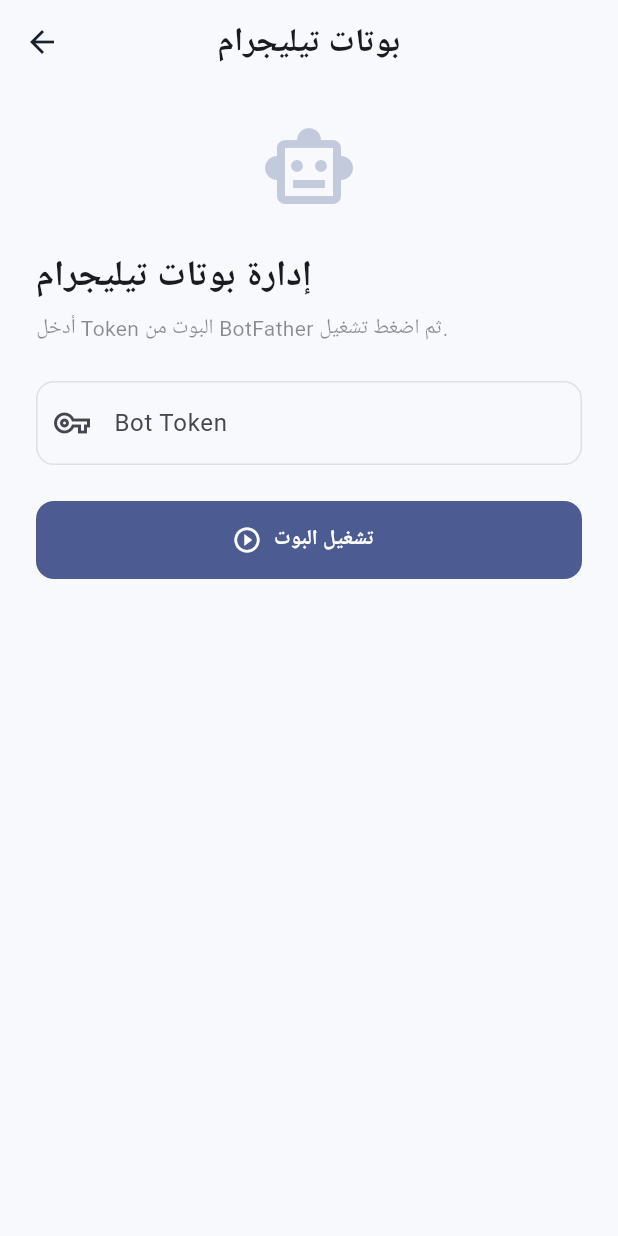
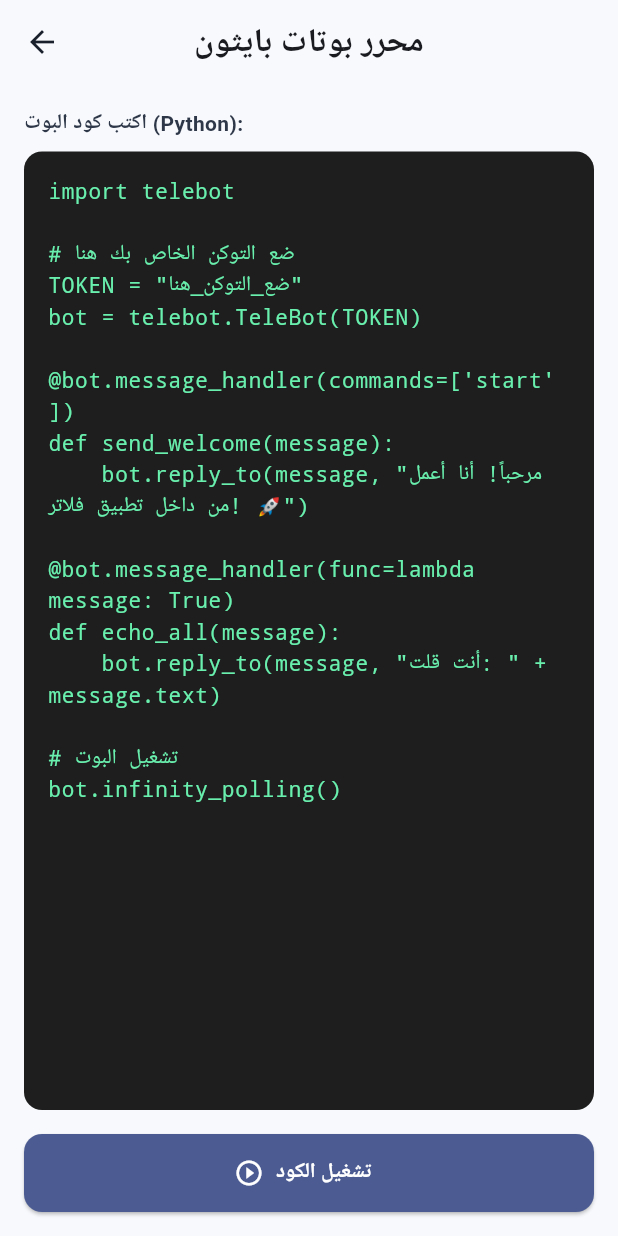
Before and after one commit to helpterooai-ops/local-server-, a Flutter app: the TelegramBotsScreen screen opened directly, on a phone screen of 412 x 824 dp. Run offline on Flutter 3.47's test engine with Material 3 defaults, Android fonts, the phone set to English and light mode, and no system bars; our stand-ins replace file_picker, firebase_auth, firebase_core, flutter_highlight, flutter_local_notifications, google_fonts and 2 more; missing offline and left inert: flutter_background_service, flutter_background_service_android, flutter_code_editor, highlight, shelf_router, teledart; accounts and stored records are empty.

Commit message:
إضافة محرك بايثون وتشغيل البوتات في الخلفية مع وضع التجربة

```diff
--- a/lib/screens/telegram_bots_screen.dart
+++ b/lib/screens/telegram_bots_screen.dart
@@ -1,6 +1,6 @@
 import 'package:flutter/material.dart';
+import 'package:flutter/services.dart';
 import 'package:google_fonts/google_fonts.dart';
-import '../services/telegram_service.dart';
 
 class TelegramBotsScreen extends StatefulWidget {
   const TelegramBotsScreen({super.key});
@@ -10,52 +10,73 @@
 }
 
 class _TelegramBotsScreenState extends State<TelegramBotsScreen> {
-  final TelegramBotService _botService = TelegramBotService();
-  final TextEditingController _tokenController = TextEditingController();
+  static const platform = MethodChannel('com.bot_maker/python_channel');
+
+  final TextEditingController _codeController = TextEditingController();
   bool _isLoading = false;
   bool _isRunning = false;
-  String? _errorMessage;
+  String? _consoleMessage;
 
   @override
   void initState() {
     super.initState();
-    _isRunning = _botService.isRunning;
+    // قالب كود بايثون جاهز لبوت تيليجرام
+    _codeController.text = '''import telebot
+
+# ضع التوكن الخاص بك هنا
+TOKEN = "ضع_التوكن_هنا"
+bot = telebot.TeleBot(TOKEN)
+
+@bot.message_handler(commands=['start'])
+def send_welcome(message):
+    bot.reply_to(message, "مرحباً! أنا أعمل من داخل تطبيق فلاتر! 🚀")
+
+@bot.message_handler(func=lambda message: True)
+def echo_all(message):
+    bot.reply_to(message, "أنت قلت: " + message.text)
+
+# تشغيل البوت
+bot.infinity_polling()''';
   }
 
   @override
   void dispose() {
-    _tokenController.dispose();
+    _codeController.dispose();
     super.dispose();
   }
 
   Future<void> _toggleBot() async {
     setState(() {
       _isLoading = true;
-      _errorMessage = null;
+      _consoleMessage = null;
     });
 
     try {
       if (_isRunning) {
-        await _botService.stopBot();
+        // إيقاف البوت
+        final result = await platform.invokeMethod('stopPythonBot');
         setState(() {
           _isRunning = false;
+          _consoleMessage = result;
         });
       } else {
-        final token = _tokenController.text.trim();
-        if (token.isEmpty) {
-          setState(() {
-            _errorMessage = 'الرجاء إدخال Token البوت من BotFather.';
-          });
+        // تشغيل البوت
+        final code = _codeController.text.trim();
+        if (code.isEmpty) {
+          setState(() => _consoleMessage = 'الرجاء إدخال كود بايثون.');
           return;
         }
-        await _botService.startBot(token);
+
+        final result = await platform.invokeMethod('runPythonBot', {'code': code});
         setState(() {
           _isRunning = true;
+          _consoleMessage = result;
         });
       }
-    } catch (e) {
+    } on PlatformException catch (e) {
       setState(() {
-        _errorMessage = 'فشل تشغيل البوت. تأكد من التوكن واتصالك بالإنترنت.';
+        _consoleMessage = 'خطأ: ${e.message}';
+        _isRunning = false;
       });
     } finally {
       setState(() => _isLoading = false);
@@ -71,7 +92,7 @@
       backgroundColor: Theme.of(context).scaffoldBackgroundColor,
       appBar: AppBar(
         title: Text(
-          'بوتات تيليجرام',
+          'محرر بوتات بايثون',
           style: GoogleFonts.ibmPlexSansArabic(
             textStyle: textTheme.titleLarge?.copyWith(
               fontWeight: FontWeight.w700,
@@ -80,100 +101,69 @@
           ),
         ),
       ),
-      body: SingleChildScrollView(
-        padding: const EdgeInsets.all(24.0),
+      body: Padding(
+        padding: const EdgeInsets.all(16.0),
         child: Column(
           crossAxisAlignment: CrossAxisAlignment.start,
           children: [
-            // أيقونة
-            Center(
-              child: Icon(
-                Icons.smart_toy_outlined,
-                size: 64,
-                color: colorScheme.primary.withValues(alpha: 0.3),
-              ),
-            ),
-            const SizedBox(height: 24),
             Text(
-              'إدارة بوتات تيليجرام',
+              'اكتب كود البوت (Python):',
               style: GoogleFonts.ibmPlexSansArabic(
-                textStyle: textTheme.headlineSmall?.copyWith(
-                  fontWeight: FontWeight.w700,
-                  color: colorScheme.onSurface,
-                ),
+                fontWeight: FontWeight.w600,
               ),
             ),
             const SizedBox(height: 8),
-            Text(
-              'أدخل Token البوت من BotFather ثم اضغط تشغيل.',
-              style: GoogleFonts.ibmPlexSansArabic(
-                textStyle: textTheme.bodyMedium?.copyWith(
-                  color: colorScheme.onSurface.withValues(alpha: 0.5),
-                ),
-              ),
-            ),
-            const SizedBox(height: 24),
-
-            // حقل التوكن
-            TextField(
-              controller: _tokenController,
-              textDirection: TextDirection.ltr,
-              decoration: InputDecoration(
-                labelText: 'Bot Token',
-                labelStyle: GoogleFonts.ibmPlexSansArabic(),
-                hintText: '123456:ABC-DEF1234gh...',
-                hintStyle: GoogleFonts.ibmPlexSansArabic(
-                  color: colorScheme.onSurface.withValues(alpha: 0.3),
-                ),
-                prefixIcon: const Icon(Icons.vpn_key_outlined),
-                border: OutlineInputBorder(
+            // محرر الكود
+            Expanded(
+              child: Container(
+                decoration: BoxDecoration(
+                  color: const Color(0xFF1E1E1E),
                   borderRadius: BorderRadius.circular(12),
                 ),
-                enabledBorder: OutlineInputBorder(
-                  borderRadius: BorderRadius.circular(12),
-                  borderSide: BorderSide(
-                    color: colorScheme.outlineVariant.withValues(alpha: 0.5),
+                child: TextField(
+                  controller: _codeController,
+                  maxLines: null,
+                  expands: true,
+                  textDirection: TextDirection.ltr,
+                  style: const TextStyle(
+                    fontFamily: 'monospace',
+                    color: Colors.greenAccent,
+                    fontSize: 14,
                   ),
-                ),
-                focusedBorder: OutlineInputBorder(
-                  borderRadius: BorderRadius.circular(12),
-                  borderSide: BorderSide(
-                    color: colorScheme.primary,
-                    width: 2,
+                  decoration: const InputDecoration(
+                    contentPadding: EdgeInsets.all(16),
+                    border: InputBorder.none,
+                    hintText: 'اكتب كود بايثون هنا...',
+                    hintStyle: TextStyle(color: Colors.grey),
                   ),
                 ),
               ),
             ),
-            const SizedBox(height: 24),
+            const SizedBox(height: 16),
 
-            // رسالة خطأ
-            if (_errorMessage != null)
+            // شاشة الكونسول (الرسائل)
+            if (_consoleMessage != null)
               Container(
                 width: double.infinity,
                 padding: const EdgeInsets.all(12),
                 margin: const EdgeInsets.only(bottom: 16),
                 decoration: BoxDecoration(
-                  color: const Color(0xFFE53E3E).withValues(alpha: 0.1),
+                  color: _isRunning
+                      ? const Color(0xFF38A169).withValues(alpha: 0.1)
+                      : const Color(0xFFE53E3E).withValues(alpha: 0.1),
                   borderRadius: BorderRadius.circular(12),
                 ),
-                child: Row(
-                  children: [
-                    const Icon(Icons.error_outline, color: Color(0xFFE53E3E), size: 20),
-                    const SizedBox(width: 8),
-                    Expanded(
-                      child: Text(
-                        _errorMessage!,
-                        style: GoogleFonts.ibmPlexSansArabic(
-                          color: const Color(0xFFE53E3E),
-                          fontSize: 13,
-                        ),
-                      ),
-                    ),
-                  ],
+                child: Text(
+                  _consoleMessage!,
+                  style: GoogleFonts.ibmPlexSansArabic(
+                    color: _isRunning ? const Color(0xFF38A169) : const Color(0xFFE53E3E),
+                    fontWeight: FontWeight.w600,
+                    fontSize: 13,
+                  ),
                 ),
               ),
 
-            // زر التشغيل / الإيقاف
+            // زر التشغيل/الإيقاف
             SizedBox(
               width: double.infinity,
               height: 52,
@@ -184,7 +174,7 @@
                   size: 20,
                 ),
                 label: Text(
-                  _isRunning ? 'إيقاف البوت' : 'تشغيل البوت',
+                  _isRunning ? 'إيقاف البوت' : 'تشغيل الكود',
                   style: GoogleFonts.ibmPlexSansArabic(
                     fontWeight: FontWeight.w600,
                   ),
@@ -195,36 +185,9 @@
                   shape: RoundedRectangleBorder(
                     borderRadius: BorderRadius.circular(12),
                   ),
-                  elevation: 0,
                 ),
               ),
             ),
-
-            const SizedBox(height: 16),
-
-            // حالة البوت
-            if (_isRunning)
-              Container(
-                width: double.infinity,
-                padding: const EdgeInsets.all(12),
-                decoration: BoxDecoration(
-                  color: const Color(0xFF38A169).withValues(alpha: 0.1),
-                  borderRadius: BorderRadius.circular(12),
-                ),
-                child: Row(
-                  children: [
-                    const Icon(Icons.check_circle, color: Color(0xFF38A169), size: 20),
-                    const SizedBox(width: 8),
-                    Text(
-                      'البوت يعمل الآن في الخلفية.',
-                      style: GoogleFonts.ibmPlexSansArabic(
-                        color: const Color(0xFF38A169),
-                        fontWeight: FontWeight.w600,
-                      ),
-                    ),
-                  ],
-                ),
-              ),
           ],
         ),
       ),
```
Also changed, not shown: 4 other files.
